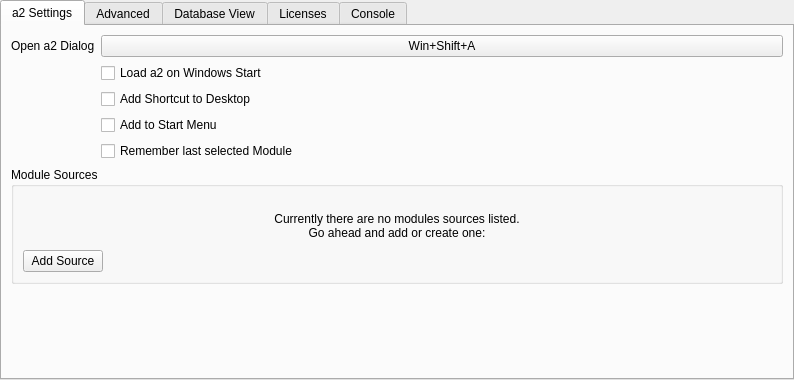
This is ui/a2widget/a2settings_view.ui in ewerybody/a2 as Qt 5 draws it before an edit. The edited form follows.
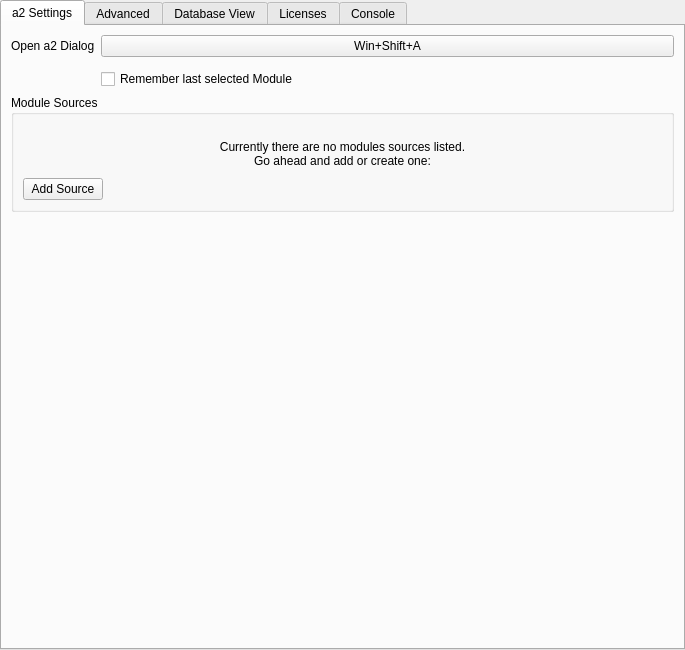
This is the edited form. Custom widgets are drawn as their Qt base class.

Commit message:
settings menu now displays portable mode
portable mode disables:
• data path change options
• integration settings

```diff
--- a/ui/a2widget/a2settings_view.ui
+++ b/ui/a2widget/a2settings_view.ui
@@ -6,8 +6,8 @@
    <rect>
     <x>0</x>
     <y>0</y>
-    <width>794</width>
-    <height>380</height>
+    <width>685</width>
+    <height>650</height>
    </rect>
   </property>
   <layout class="QVBoxLayout" name="a2settings_view_layout">
@@ -59,73 +59,16 @@
           </widget>
          </item>
          <item row="1" column="1">
-          <layout class="QHBoxLayout" name="horizontalLayout_3">
-           <item>
-            <widget class="QCheckBox" name="load_on_win_start">
-             <property name="sizePolicy">
-              <sizepolicy hsizetype="Maximum" vsizetype="Fixed">
-               <horstretch>0</horstretch>
-               <verstretch>0</verstretch>
-              </sizepolicy>
-             </property>
-             <property name="text">
-              <string notr="true">Load a2 on Windows Start</string>
-             </property>
-            </widget>
-           </item>
-           <item alignment="Qt::AlignLeft">
-            <widget class="QLabel" name="load_on_win_start_alert">
-             <property name="minimumSize">
-              <size>
-               <width>16</width>
-               <height>16</height>
-              </size>
-             </property>
-             <property name="text">
-              <string/>
-             </property>
-            </widget>
-           </item>
-          </layout>
+          <layout class="QVBoxLayout" name="integrations_layout"/>
          </item>
          <item row="2" column="1">
-          <layout class="QHBoxLayout" name="horizontalLayout_5">
-           <item>
-            <widget class="QCheckBox" name="add_desktop_shortcut">
-             <property name="sizePolicy">
-              <sizepolicy hsizetype="Maximum" vsizetype="Fixed">
-               <horstretch>0</horstretch>
-               <verstretch>0</verstretch>
-              </sizepolicy>
-             </property>
-             <property name="text">
-              <string notr="true">Add Shortcut to Desktop</string>
-             </property>
-            </widget>
-           </item>
-           <item alignment="Qt::AlignLeft">
-            <widget class="QLabel" name="add_desktop_shortcut_alert">
-             <property name="minimumSize">
-              <size>
-               <width>16</width>
-               <height>16</height>
-              </size>
-             </property>
-             <property name="text">
-              <string/>
-             </property>
-            </widget>
-           </item>
-          </layout>
-         </item>
-         <item row="4" column="1">
           <widget class="QCheckBox" name="remember_selection">
            <property name="text">
             <string notr="true">Remember last selected Module</string>
            </property>
           </widget>
          </item>
-         <item row="5" column="0" colspan="2">
+         <item row="3" column="0" colspan="2">
           <widget class="QGroupBox" name="module_source_box">
            <property name="title">
             <string notr="true">Module Sources</string>
@@ -187,36 +130,6 @@
            </layout>
           </widget>
          </item>
-         <item row="3" column="1">
-          <layout class="QHBoxLayout" name="horizontalLayout_6">
-           <item>
-            <widget class="QCheckBox" name="add_startmenu_shortcuts">
-             <property name="sizePolicy">
-              <sizepolicy hsizetype="Maximum" vsizetype="Fixed">
-               <horstretch>0</horstretch>
-               <verstretch>0</verstretch>
-              </sizepolicy>
-             </property>
-             <property name="text">
-              <string notr="true">Add to Start Menu</string>
-             </property>
-            </widget>
-           </item>
-           <item alignment="Qt::AlignLeft">
-            <widget class="QLabel" name="add_startmenu_shortcuts_alert">
-             <property name="minimumSize">
-              <size>
-               <width>16</width>
-               <height>16</height>
-              </size>
-             </property>
-             <property name="text">
-              <string/>
-             </property>
-            </widget>
-           </item>
-          </layout>
-         </item>
         </layout>
        </item>
       </layout>
```
Left out of the diff: 11 changed lines with no effect on the pictures. The commit also changes 4 other files.
